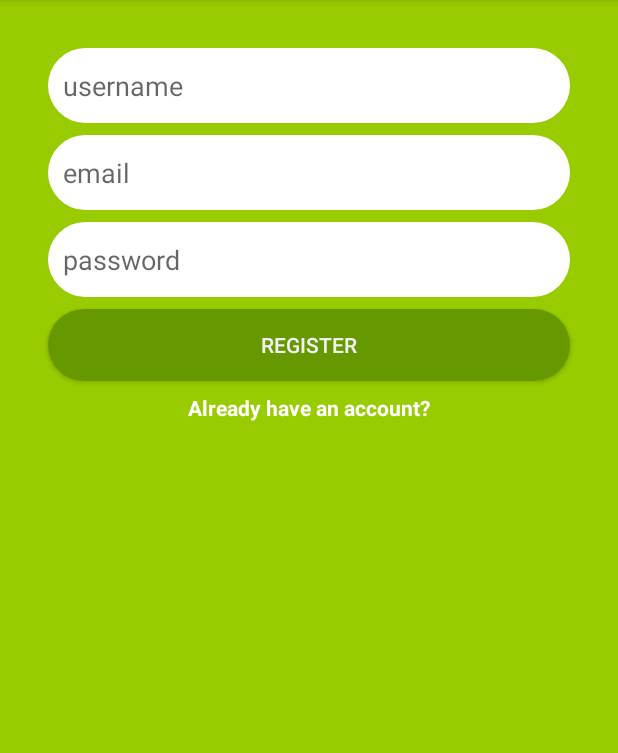
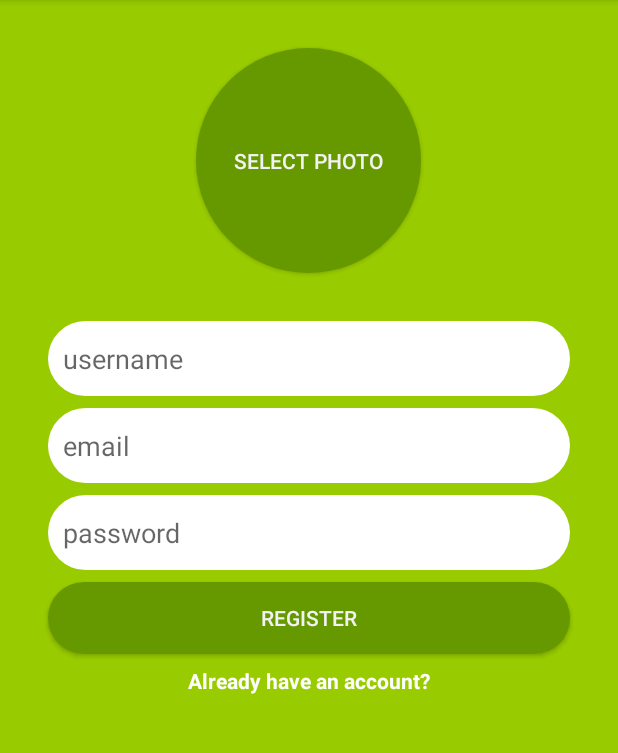
Before and after one commit to nghiemjohn84/CollabDrawingFE, an Android app: the screen it shows after launch (RegistrationActivity), on a phone screen of 412 x 824 dp, the part 84-837 px from its top. Run offline under Robolectric (Android 15) with nearby library versions, the phone set to English and light mode, and no system bars.

Commit message:
Added select photo button for registration screen in the event that we create an avatar feature for our users

```diff
--- /dev/null
+++ b/app/src/main/res/drawable/rounded_select_photo.xml
@@ -0,0 +1,7 @@
+<?xml version="1.0" encoding="utf-8"?>
+<shape xmlns:android="http://schemas.android.com/apk/res/android">
+
+    <solid android:color="@android:color/holo_green_dark"/>
+    <corners android:radius="75dp"/>
+
+</shape>
--- a/app/src/main/res/layout/activity_registration.xml
+++ b/app/src/main/res/layout/activity_registration.xml
@@ -14,8 +14,10 @@
             android:id="@+id/username_editText_registration" android:layout_marginEnd="32dp"
             app:layout_constraintEnd_toEndOf="parent" android:layout_marginStart="32dp"
             app:layout_constraintStart_toStartOf="parent" android:layout_marginTop="32dp"
-            app:layout_constraintTop_toTopOf="parent" android:hint="username" android:paddingLeft="10dp"
-            android:background="@drawable/rounded_edittext_login_registration"/>
+            android:hint="username" android:paddingLeft="10dp"
+            android:background="@drawable/rounded_edittext_login_registration"
+            app:layout_constraintHorizontal_bias="0.0"
+            app:layout_constraintTop_toBottomOf="@+id/select_photo_button_registration"/>
     <EditText
             android:layout_width="0dp"
             android:layout_height="50dp"
@@ -60,5 +62,14 @@
             app:layout_constraintStart_toStartOf="@+id/register_button_registration"
             app:layout_constraintEnd_toEndOf="@+id/register_button_registration"
             app:layout_constraintTop_toBottomOf="@+id/register_button_registration" android:layout_marginTop="8dp"/>
+    <Button
+            android:text="Select Photo"
+            android:layout_width="150dp"
+            android:layout_height="150dp" android:id="@+id/select_photo_button_registration"
+            app:layout_constraintEnd_toEndOf="parent" android:layout_marginEnd="8dp"
+            app:layout_constraintStart_toStartOf="parent" android:layout_marginStart="8dp"
+            app:layout_constraintHorizontal_bias="0.498" android:layout_marginTop="32dp"
+            app:layout_constraintTop_toTopOf="parent" android:textColor="#F2F2F2"
+            android:background="@drawable/rounded_select_photo"/>
 
 </androidx.constraintlayout.widget.ConstraintLayout>
```
Also changed, not shown: app/src/main/res/layout/activity_login.xml (+8 -5 lines).
